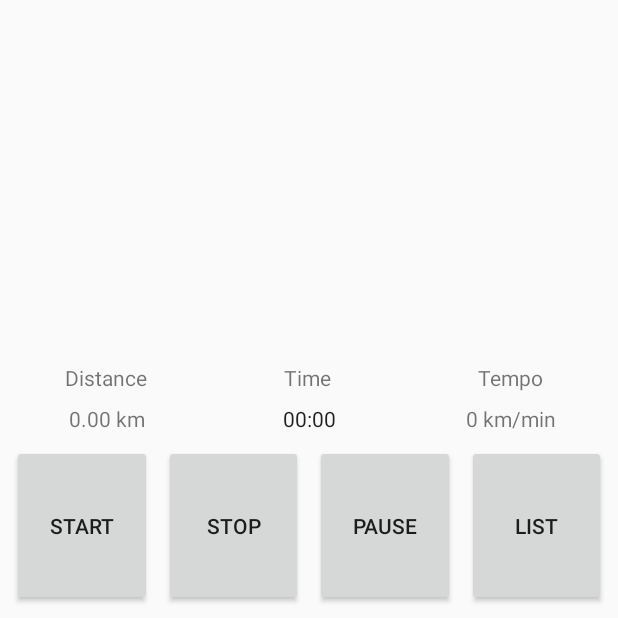
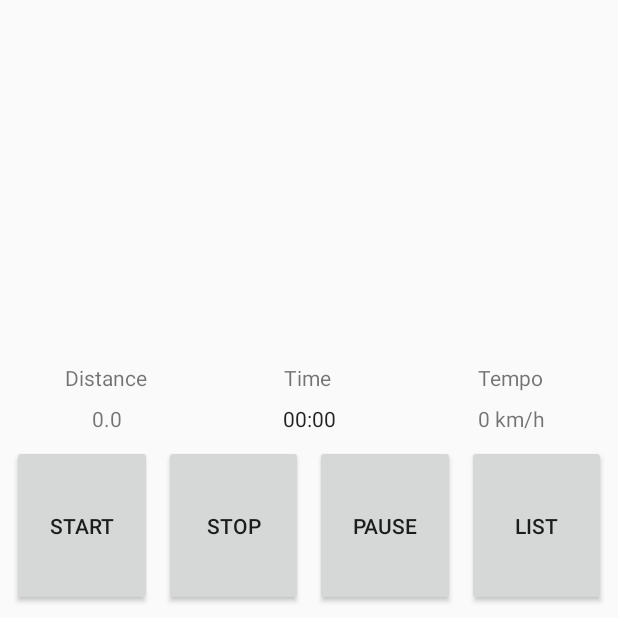
Before and after one commit to kratiukkarol/Leader, an Android app: the CyclingActivity screen opened directly, with no data from a screen before it, on a phone screen of 412 x 824 dp, the part 618-1236 px from its top. Run offline under Robolectric (Android 15) with nearby library versions, the phone set to English and light mode, and no system bars; our stand-ins replace Room's generated code.

Commit message:
Added distance counter

```diff
--- a/app/src/main/java/com/kratiukkarol/leader/CyclingActivity.java
+++ b/app/src/main/java/com/kratiukkarol/leader/CyclingActivity.java
@@ -57,6 +57,7 @@ public class CyclingActivity extends FragmentActivity implements OnMapReadyCallb
     private Chronometer chronometer;
     private long pauseOffset;
     private boolean isChronometerRunning;
+    private static double totalDistance;
 
     @Override
     protected void onCreate(Bundle savedInstanceState) {
@@ -65,8 +66,16 @@ public class CyclingActivity extends FragmentActivity implements OnMapReadyCallb
         points = new ArrayList<>();
         geoPointViewModel = ViewModelProviders.of(this).get(GeoPointViewModel.class);
 
-        TextView distanceTextView = findViewById(R.id.distance);
-        TextView tempoTextView = findViewById(R.id.tempo);
+        TextView distanceTextView = findViewById(R.id.distanceCounter);
+        String distanceToDisplay = Double.toString(totalDistance);
+//        NumberFormat numberFormat = NumberFormat.getNumberInstance();
+//        numberFormat.setMinimumFractionDigits(1);
+//        numberFormat.setMaximumFractionDigits(3);
+        distanceTextView.setText(distanceToDisplay);
+
+        TextView tempoTextView = findViewById(R.id.tempoCounter);
+        tempoTextView.setText("0 km/h");
+
         chronometer = findViewById(R.id.chronometer);
 
         getLocationPermission();
@@ -125,6 +134,7 @@ public class CyclingActivity extends FragmentActivity implements OnMapReadyCallb
                 mGoogleMap.clear();
                 points.clear();
                 geoPointViewModel.deleteAllGeoPoints();
+                totalDistance = 0;
                 break;
             case R.id.geo_points_list_button:
                 Intent geoPointsListIntent = new Intent(this, GeoPointsListActivity.class);
@@ -169,7 +179,6 @@ public class CyclingActivity extends FragmentActivity implements OnMapReadyCallb
                 currentGeoPoint = new GeoPoint(location.getLatitude(), location.getLongitude());
                 moveCamera(currentGeoPoint);
                 geoPointViewModel.insert(currentGeoPoint);
-                points.add(new LatLng(currentGeoPoint.getLatitude(), currentGeoPoint.getLongitude()));
             } else {
                 Log.d(TAG, "onSuccess: current location is null");
                 Toast.makeText(CyclingActivity.this, "unable to get current location", Toast.LENGTH_SHORT).show();
@@ -229,11 +238,49 @@ public class CyclingActivity extends FragmentActivity implements OnMapReadyCallb
                     currentGeoPoint = new GeoPoint(location.getLatitude(), location.getLongitude());
                     geoPointViewModel.insert(currentGeoPoint);
                     points.add(new LatLng(currentGeoPoint.getLatitude(), currentGeoPoint.getLongitude()));
+                    calculateDistance();
                     Log.d(TAG, "Currently on geoPoints list are: " + points.size() + " geoPoints");
                     Toast.makeText(CyclingActivity.this, "Latitude: " + currentGeoPoint.getLatitude() + " Longitude: " + currentGeoPoint.getLongitude(), Toast.LENGTH_SHORT).show();
                 }
             }
         }, Looper.myLooper());
+    }
+
+    private void calculateDistance() {
+        double distance;
+
+        if (points.size()<=1){
+            return;
+        }  else
+            distance = getDistance(points.get(points.size()-2), points.get(points.size()-1));
+            totalDistance += distance;
+    }
+
+//    public void getDistance(){
+//        float[] results = new float[1];
+//        Location.distanceBetween(points.get(points.size()-2).latitude, points.get(points.size()-2).longitude, points.get(points.size()-1).latitude, points.get(points.size()-1).longitude, results);
+//    }
+
+    public double getDistance(LatLng startPoint, LatLng endPoint) {
+        final int radius = 6371; //radius of earth in Km
+        double lat1 = startPoint.latitude;
+        double lat2 = endPoint.latitude;
+        double lon1 = startPoint.longitude;
+        double lon2 = endPoint.longitude;
+        double dLat = Math.toRadians(lat2-lat1);
+        double dLon = Math.toRadians(lon2-lon1);
+        double a = Math.sin(dLat/2) * Math.sin(dLat/2) +
+                Math.cos(Math.toRadians(lat1)) * Math.cos(Math.toRadians(lat2)) *
+                        Math.sin(dLon/2) * Math.sin(dLon/2);
+        double c = 2 * Math.asin(Math.sqrt(a));
+        //        double km=valueResult/1;
+//        DecimalFormat newFormat = new DecimalFormat("####");
+//        int kmInDec =  Integer.valueOf(newFormat.format(km));
+//        double meter=valueResult%1000;
+//        int  meterInDec= Integer.valueOf(newFormat.format(meter));
+//        Log.i("Radius Value",""+valueResult+"   KM  "+kmInDec+" Meter   "+meterInDec);
+
+        return radius*c;
     }
 
     public void drawLine() {
--- a/app/src/main/res/layout/activity_cycling.xml
+++ b/app/src/main/res/layout/activity_cycling.xml
@@ -69,7 +69,7 @@
         android:layout_marginBottom="8dp"
         android:gravity="center"
         android:text="@string/distance_text_view"
-        app:layout_constraintBottom_toTopOf="@+id/textView5"
+        app:layout_constraintBottom_toTopOf="@+id/distanceCounter"
         app:layout_constraintStart_toStartOf="parent" />
 
     <TextView
@@ -95,13 +95,13 @@
         app:layout_constraintStart_toEndOf="@+id/time" />
 
     <TextView
-        android:id="@+id/textView5"
+        android:id="@+id/distanceCounter"
         android:layout_width="0dp"
         android:layout_height="wrap_content"
         android:layout_marginStart="8dp"
         android:layout_marginBottom="8dp"
         android:gravity="center"
-        android:text="0.00 km"
+
         app:layout_constraintBottom_toTopOf="@+id/start_button"
         app:layout_constraintEnd_toStartOf="@+id/chronometer"
         app:layout_constraintStart_toStartOf="parent" />
@@ -112,18 +112,18 @@
         android:layout_height="wrap_content"
         android:layout_marginStart="8dp"
         android:gravity="center"
-        app:layout_constraintBottom_toBottomOf="@+id/textView5"
-        app:layout_constraintEnd_toStartOf="@+id/textView7"
-        app:layout_constraintStart_toEndOf="@+id/textView5" />
+        app:layout_constraintBottom_toBottomOf="@+id/distanceCounter"
+        app:layout_constraintEnd_toStartOf="@+id/tempoCounter"
+        app:layout_constraintStart_toEndOf="@+id/distanceCounter" />
 
     <TextView
-        android:id="@+id/textView7"
+        android:id="@+id/tempoCounter"
         android:layout_width="0dp"
         android:layout_height="wrap_content"
         android:layout_marginStart="8dp"
         android:layout_marginEnd="8dp"
         android:gravity="center"
-        android:text="0 km/min"
+
         app:layout_constraintBottom_toBottomOf="@+id/chronometer"
         app:layout_constraintEnd_toEndOf="parent"
         app:layout_constraintStart_toEndOf="@+id/chronometer" />
--- a/build.gradle
+++ b/build.gradle
@@ -8,7 +8,7 @@ buildscript {
     }
     dependencies {
         classpath 'com.android.tools.build:gradle:3.4.2'
-        classpath 'com.google.gms:google-services:4.3.0'
+        classpath 'com.google.gms:google-services:4.2.0'
 
         // NOTE: Do not place your application dependencies here; they belong
         // in the individual module build.gradle files
```
Also changed, not shown: 1 other file.
